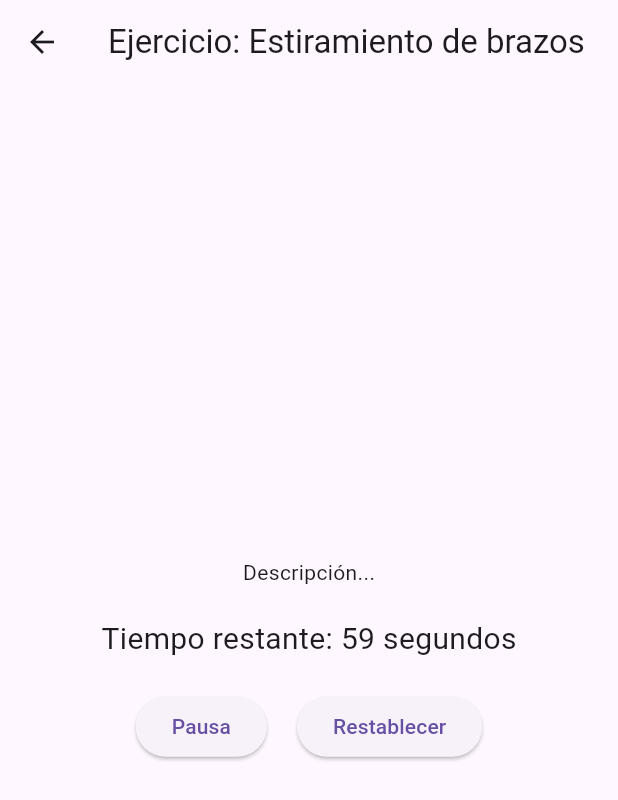
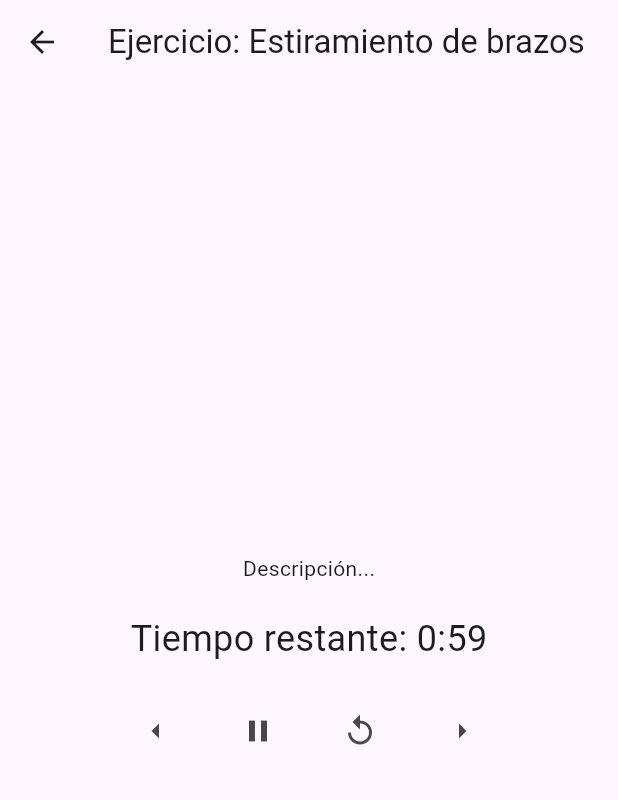
Before and after one commit to kirivanCode/Deimox_Best, a Flutter app: the HomePage screen opened directly, after a tap on "Estiramiento de brazos", on a phone screen of 412 x 824 dp. Shown: the top 800 px of the screen. Run offline on Flutter 3.47's test engine with Material 3 defaults, Android fonts, the phone set to English and light mode, and no system bars; our stand-ins replace font_awesome_flutter.

Commit message:
estructura base de la interfaz de pausas activas

```diff
--- a/lib/screens/pause_screen.dart
+++ b/lib/screens/pause_screen.dart
@@ -28,8 +28,8 @@ class HomePage extends StatelessWidget {
                 context,
                 MaterialPageRoute(
                   builder: (context) => TimerScreen(
-                    exercise: exercises[index],
-                    duration: 60, // Duración del ejercicio en segundos
+                    exercises: exercises,
+                    exerciseIndex: index,
                   ),
                 ),
               );
--- a/lib/screens/timer_screen.dart
+++ b/lib/screens/timer_screen.dart
@@ -1,44 +1,65 @@
 import 'package:flutter/material.dart';
 import 'package:deimox_apli/models/exercise.dart';
 import 'package:deimox_apli/widgets/exercise_timer.dart';
+import 'package:deimox_apli/screens/pause_screen.dart';
 
 class TimerScreen extends StatefulWidget {
-  final Exercise exercise;
-  final int duration;
+  final List<Exercise> exercises;
+  final int exerciseIndex;
 
-  TimerScreen({required this.exercise, required this.duration});
+  TimerScreen({required this.exercises, required this.exerciseIndex});
 
   @override
   _TimerScreenState createState() => _TimerScreenState();
 }
 
 class _TimerScreenState extends State<TimerScreen> {
-  late ExerciseTimer _exerciseTimer; // Cambio aquí
+  late int _currentExerciseIndex;
+  late Exercise _currentExercise;
 
   @override
   void initState() {
     super.initState();
-    _exerciseTimer = ExerciseTimer(
-      duration: widget.duration,
-      onTimerEnd: () {
-        Navigator.pop(context);
-      },
-    );
+    _currentExerciseIndex = widget.exerciseIndex;
+    _currentExercise = widget.exercises[_currentExerciseIndex];
+  }
+
+  void _goToNextExercise() {
+    if (_currentExerciseIndex < widget.exercises.length - 1) {
+      setState(() {
+        _currentExerciseIndex++;
+        _currentExercise = widget.exercises[_currentExerciseIndex];
+      });
+    }
+  }
+
+  void _goToPreviousExercise() {
+    if (_currentExerciseIndex > 0) {
+      setState(() {
+        _currentExerciseIndex--;
+        _currentExercise = widget.exercises[_currentExerciseIndex];
+      });
+    }
   }
 
   @override
   Widget build(BuildContext context) {
     return Scaffold(
       appBar: AppBar(
-        title: Text('Ejercicio: ${widget.exercise.name}'),
+        title: Text('Ejercicio: ${_currentExercise.name}'),
       ),
       body: Center(
         child: Column(
           mainAxisAlignment: MainAxisAlignment.center,
           children: [
-            Text(widget.exercise.description),
+            Text(_currentExercise.description),
             SizedBox(height: 20),
-            _exerciseTimer, // Uso de _exerciseTimer
+            ExerciseTimer(
+              duration: 60, // Cambia a la duración que desees
+              onTimerEnd: _goToNextExercise,
+              onNext: _goToNextExercise,
+              onPrevious: _goToPreviousExercise,
+            ),
           ],
         ),
       ),
--- a/lib/widgets/exercise_timer.dart
+++ b/lib/widgets/exercise_timer.dart
@@ -1,11 +1,18 @@
-import 'dart:async'; // Agrega esta línea para importar Timer
+import 'dart:async';
 import 'package:flutter/material.dart';
 
 class ExerciseTimer extends StatefulWidget {
   final int duration;
   final VoidCallback onTimerEnd;
+  final VoidCallback onNext;
+  final VoidCallback onPrevious;
 
-  ExerciseTimer({required this.duration, required this.onTimerEnd});
+  ExerciseTimer({
+    required this.duration,
+    required this.onTimerEnd,
+    required this.onNext,
+    required this.onPrevious,
+  });
 
   @override
   _ExerciseTimerState createState() => _ExerciseTimerState();
@@ -62,21 +69,31 @@ class _ExerciseTimerState extends State<ExerciseTimer> {
     return Column(
       children: [
         Text(
-          'Tiempo restante: $_seconds segundos',
-          style: TextStyle(fontSize: 20),
+          'Tiempo restante: ${_seconds ~/ 60}:${_seconds % 60 < 10 ? '0' : ''}${_seconds % 60}',
+          style: TextStyle(fontSize: 24),
         ),
         SizedBox(height: 20),
         Row(
           mainAxisAlignment: MainAxisAlignment.center,
           children: [
-            ElevatedButton(
-              onPressed: _pauseOrResume,
-              child: Text(_isRunning ? 'Pausa' : 'Reanudar'),
+            IconButton(
+              icon: Icon(Icons.arrow_left),
+              onPressed: widget.onPrevious,
             ),
             SizedBox(width: 20),
-            ElevatedButton(
+            IconButton(
+              icon: Icon(_isRunning ? Icons.pause : Icons.play_arrow),
+              onPressed: _pauseOrResume,
+            ),
+            SizedBox(width: 20),
+            IconButton(
+              icon: Icon(Icons.replay),
               onPressed: _reset,
-              child: Text('Restablecer'),
+            ),
+            SizedBox(width: 20),
+            IconButton(
+              icon: Icon(Icons.arrow_right),
+              onPressed: widget.onNext,
             ),
           ],
         ),
```
